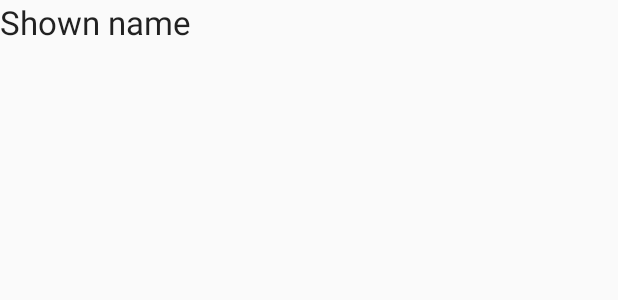
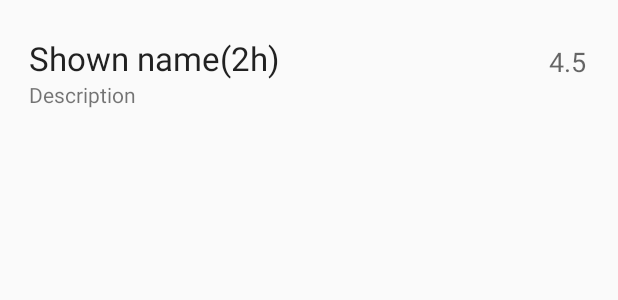
Before and after one commit to BlitzBanana/LazyWell, an Android app: the layout dialog_show_item.xml on its own in the app's theme, with its tools: preview values and no code run, on a phone screen of 412 x 824 dp. Shown: the top 300 px of the screen. Run offline under Robolectric (Android 15) with nearby library versions, the phone set to English and light mode, and no system bars.

Commit message:
custom planing

```diff
--- a/client_android/app/src/main/java/com/lazywell/android/puydufou/activities/HomeActivity.java
+++ b/client_android/app/src/main/java/com/lazywell/android/puydufou/activities/HomeActivity.java
@@ -26,7 +26,7 @@ public class HomeActivity extends Activity implements View.OnClickListener{
         findViewById(R.id.button_plan).setOnClickListener(this);
         findViewById(R.id.button_entertainment).setOnClickListener(this);
 
-        /*for(int i=0; i<10; i++) {
+        for(int i=0; i<10; i++) {
             CoordinatesEntity coordinates = new CoordinatesEntity(12, 12);
             coordinates.save();
 
@@ -64,7 +64,7 @@ public class HomeActivity extends Activity implements View.OnClickListener{
                 schedule = new ScheduleEntity("local");
                 schedule.save();
             }
-        }*/
+        }
     }
 
     @Override
--- a/client_android/app/src/main/java/com/lazywell/android/puydufou/entities/persistent/ScheduleEntity.java
+++ b/client_android/app/src/main/java/com/lazywell/android/puydufou/entities/persistent/ScheduleEntity.java
@@ -28,7 +28,7 @@ public class ScheduleEntity extends SugarRecord<ScheduleEntity> {
 
     public List<SessionEntity> getSessionEntities() {
         List<SessionEntity> sessionEntities = new ArrayList<>();
-        List<ScheduleSessionEntity> scheduleSessionEntities = ScheduleSessionEntity.getScheduleSessionEntities(this);
+        List<ScheduleSessionEntity> scheduleSessionEntities = ScheduleSessionEntity.getScheduleSession(this);
 
         for(ScheduleSessionEntity scheduleSessionEntity : scheduleSessionEntities){
             sessionEntities.add(scheduleSessionEntity.getSession());
--- a/client_android/app/src/main/java/com/lazywell/android/puydufou/tools/EventUtils.java
+++ b/client_android/app/src/main/java/com/lazywell/android/puydufou/tools/EventUtils.java
@@ -18,9 +18,11 @@ public class EventUtils {
         Calendar startTime = schedulable.getStartDate();
         startTime.set(Calendar.MONTH, newMonth - 1);
         startTime.set(Calendar.YEAR, newYear);
+
         Calendar endTime = schedulable.getEndDate();
         endTime.set(Calendar.MONTH, newMonth - 1);
-        startTime.set(Calendar.YEAR, newYear);
+        endTime.set(Calendar.YEAR, newYear);
+
         WeekViewEvent event = new WeekViewEvent(schedulable.getId(), schedulable.getTitle(), startTime, endTime);
         event.setColor(
                 context.getResources().getColor(
--- a/client_android/app/src/main/res/layout/dialog_show_item.xml
+++ b/client_android/app/src/main/res/layout/dialog_show_item.xml
@@ -1,12 +1,46 @@
 <?xml version="1.0" encoding="utf-8"?>
-<LinearLayout xmlns:android="http://schemas.android.com/apk/res/android"
+<RelativeLayout xmlns:android="http://schemas.android.com/apk/res/android"
     android:orientation="vertical" android:layout_width="match_parent"
-    android:layout_height="match_parent">
+    android:layout_height="match_parent"
+    android:weightSum="1">
+
+    <TextView
+        android:layout_width="wrap_content"
+        android:layout_height="wrap_content"
+        android:textAppearance="?android:attr/textAppearanceLarge"
+        android:text="(2h)"
+        android:id="@+id/duration_view"
+        android:layout_gravity="center_horizontal"
+        android:layout_above="@+id/description_view"
+        android:layout_toEndOf="@+id/show_name_view" />
 
     <TextView
         android:layout_width="wrap_content"
         android:layout_height="wrap_content"
         android:textAppearance="?android:attr/textAppearanceLarge"
         android:text="Shown name"
-        android:id="@+id/show_name" />
-</LinearLayout>
+        android:id="@+id/show_name_view"
+        android:layout_marginStart="19dp"
+        android:layout_marginTop="24dp"
+        android:layout_alignParentTop="true"
+        android:layout_alignParentStart="true" />
+
+    <TextView
+        android:layout_width="213dp"
+        android:layout_height="wrap_content"
+        android:text="Description"
+        android:id="@+id/description_view"
+        android:layout_weight="0.11"
+        android:layout_below="@+id/show_name_view"
+        android:layout_alignStart="@+id/show_name_view" />
+
+    <TextView
+        android:layout_width="wrap_content"
+        android:layout_height="wrap_content"
+        android:textAppearance="?android:attr/textAppearanceMedium"
+        android:text="4.5"
+        android:id="@+id/rate_view"
+        android:layout_above="@+id/description_view"
+        android:layout_alignParentEnd="true"
+        android:layout_marginEnd="21dp" />
+</RelativeLayout>
--- a/client_android/app/src/main/res/menu/menu_planning_creator.xml
+++ b/client_android/app/src/main/res/menu/menu_planning_creator.xml
@@ -10,4 +10,9 @@
         android:title="@string/planning_creator_reset"
         android:orderInCategory="100"
         app:showAsAction="ifRoom" />
+    <item android:id="@+id/planning_creator_delete"
+        android:title="@string/planning_creator_delete"
+        android:orderInCategory="100"
+        app:showAsAction="ifRoom"
+        android:visible="true"/>
 </menu>
--- a/client_android/app/src/main/res/values/strings.xml
+++ b/client_android/app/src/main/res/values/strings.xml
@@ -21,4 +21,5 @@
     <string name="planning_creator_reset_message">Are you sure?</string>
     <string name="planning_creator_reset_positive">Confirm</string>
     <string name="planning_creator_reset_negative">Cancel</string>
+    <string name="planning_creator_delete">Delete</string>
 </resources>
```
Also changed, not shown: client_android/app/src/main/java/com/lazywell/android/puydufou/activities/PlanningCreatorActivity.java (+51 -7 lines), client_android/app/src/main/java/com/lazywell/android/puydufou/adapters/DialogShowAdapter.java (+13 -2 lines), client_android/app/src/main/java/com/lazywell/android/puydufou/entities/persistent/ScheduleSessionEntity.java (+17 -4 lines), client_android/app/src/main/java/com/lazywell/android/puydufou/tools/SessionEventSelector.java (added, +67 -0 lines), 1 other file.
